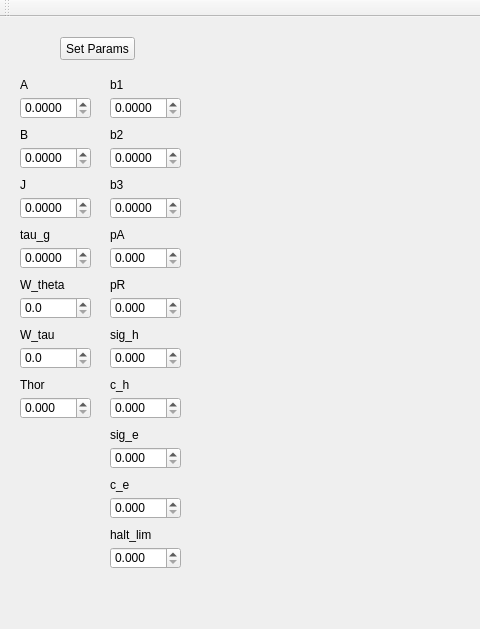
This is GUI/GUI.ui in cic12/exo_control as Qt 5 draws it before an edit; both pictures show x 0 to 480 and y 0 to 629 of the 871 by 879 pixel window. The edited form follows.
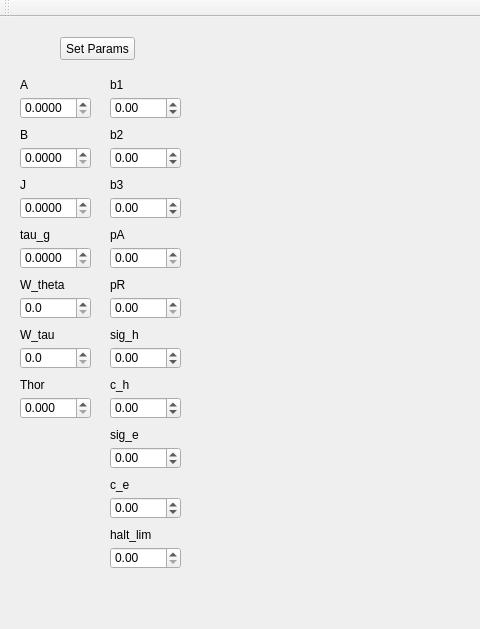
This is the edited form. Custom widgets are drawn as their Qt base class.

Commit message: mon tuning config

The edit to the form file:
```diff
--- a/GUI/GUI.ui
+++ b/GUI/GUI.ui
@@ -386,7 +386,16 @@
      </rect>
     </property>
     <property name="decimals">
-     <number>3</number>
+     <number>2</number>
+    </property>
+    <property name="minimum">
+     <double>-100.000000000000000</double>
+    </property>
+    <property name="maximum">
+     <double>100.000000000000000</double>
+    </property>
+    <property name="singleStep">
+     <double>0.010000000000000</double>
     </property>
     <property name="value">
      <double>0.000000000000000</double>
@@ -441,10 +450,13 @@
      </rect>
     </property>
     <property name="decimals">
-     <number>3</number>
+     <number>2</number>
     </property>
     <property name="maximum">
-     <double>100000.000000000000000</double>
+     <double>1.000000000000000</double>
+    </property>
+    <property name="singleStep">
+     <double>0.010000000000000</double>
     </property>
     <property name="value">
      <double>0.000000000000000</double>
@@ -463,22 +475,6 @@
      <string>b2</string>
     </property>
    </widget>
-   <widget class="QDoubleSpinBox" name="b3_box">
-    <property name="geometry">
-     <rect>
-      <x>110</x>
-      <y>180</y>
-      <width>71</width>
-      <height>22</height>
-     </rect>
-    </property>
-    <property name="decimals">
-     <number>4</number>
-    </property>
-    <property name="value">
-     <double>0.000000000000000</double>
-    </property>
-   </widget>
    <widget class="QDoubleSpinBox" name="b1_box">
     <property name="geometry">
      <rect>
@@ -489,7 +485,13 @@
      </rect>
     </property>
     <property name="decimals">
-     <number>4</number>
+     <number>2</number>
+    </property>
+    <property name="minimum">
+     <double>-5000.000000000000000</double>
+    </property>
+    <property name="maximum">
+     <double>5000.000000000000000</double>
     </property>
     <property name="singleStep">
      <double>0.100000000000000</double>
@@ -508,7 +510,16 @@
      </rect>
     </property>
     <property name="decimals">
-     <number>3</number>
+     <number>2</number>
+    </property>
+    <property name="minimum">
+     <double>0.000000000000000</double>
+    </property>
+    <property name="maximum">
+     <double>1.000000000000000</double>
+    </property>
+    <property name="singleStep">
+     <double>0.010000000000000</double>
     </property>
    </widget>
    <widget class="QDoubleSpinBox" name="b2_box">
@@ -521,7 +532,16 @@
      </rect>
     </property>
     <property name="decimals">
-     <number>4</number>
+     <number>2</number>
+    </property>
+    <property name="minimum">
+     <double>-5000.000000000000000</double>
+    </property>
+    <property name="maximum">
+     <double>5000.000000000000000</double>
+    </property>
+    <property name="singleStep">
+     <double>100.000000000000000</double>
     </property>
     <property name="value">
      <double>0.000000000000000</double>
@@ -550,7 +570,16 @@
      </rect>
     </property>
     <property name="decimals">
-     <number>3</number>
+     <number>2</number>
+    </property>
+    <property name="minimum">
+     <double>-100.000000000000000</double>
+    </property>
+    <property name="maximum">
+     <double>100.000000000000000</double>
+    </property>
+    <property name="singleStep">
+     <double>0.010000000000000</double>
     </property>
     <property name="value">
      <double>0.000000000000000</double>
@@ -592,10 +621,16 @@
      </rect>
     </property>
     <property name="decimals">
-     <number>3</number>
+     <number>2</number>
+    </property>
+    <property name="minimum">
+     <double>-100.000000000000000</double>
     </property>
     <property name="maximum">
-     <double>100000.000000000000000</double>
+     <double>100.000000000000000</double>
+    </property>
+    <property name="singleStep">
+     <double>0.010000000000000</double>
     </property>
     <property name="value">
      <double>0.000000000000000</double>
@@ -624,7 +659,16 @@
      </rect>
     </property>
     <property name="decimals">
-     <number>3</number>
+     <number>2</number>
+    </property>
+    <property name="minimum">
+     <double>-100.000000000000000</double>
+    </property>
+    <property name="maximum">
+     <double>100.000000000000000</double>
+    </property>
+    <property name="singleStep">
+     <double>0.010000000000000</double>
     </property>
     <property name="value">
      <double>0.000000000000000</double>
@@ -653,7 +697,41 @@
      </rect>
     </property>
     <property name="decimals">
-     <number>3</number>
+     <number>2</number>
+    </property>
+    <property name="minimum">
+     <double>0.000000000000000</double>
+    </property>
+    <property name="maximum">
+     <double>1.000000000000000</double>
+    </property>
+    <property name="singleStep">
+     <double>0.010000000000000</double>
+    </property>
+    <property name="value">
+     <double>0.000000000000000</double>
+    </property>
+   </widget>
+   <widget class="QDoubleSpinBox" name="b3_box">
+    <property name="geometry">
+     <rect>
+      <x>110</x>
+      <y>180</y>
+      <width>71</width>
+      <height>22</height>
+     </rect>
+    </property>
+    <property name="decimals">
+     <number>2</number>
+    </property>
+    <property name="minimum">
+     <double>-5000.000000000000000</double>
+    </property>
+    <property name="maximum">
+     <double>5000.000000000000000</double>
+    </property>
+    <property name="singleStep">
+     <double>100.000000000000000</double>
     </property>
     <property name="value">
      <double>0.000000000000000</double>
```
Left out of the diff: 17 changed lines with no effect on the pictures. The commit also changes 2 other files.
